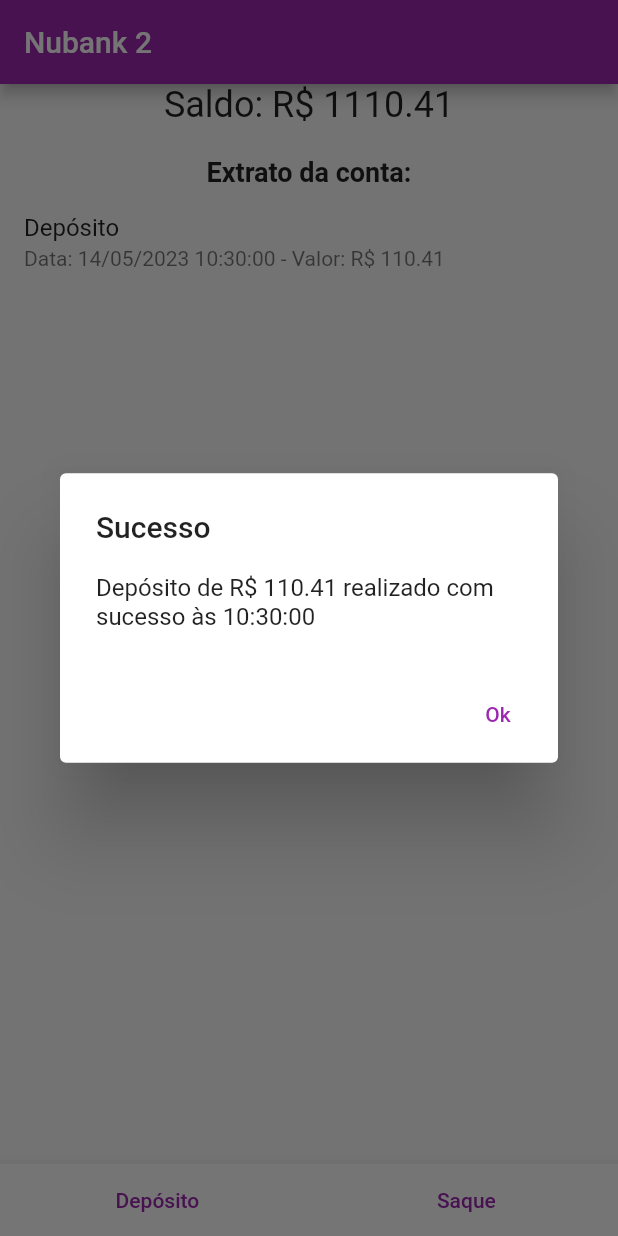
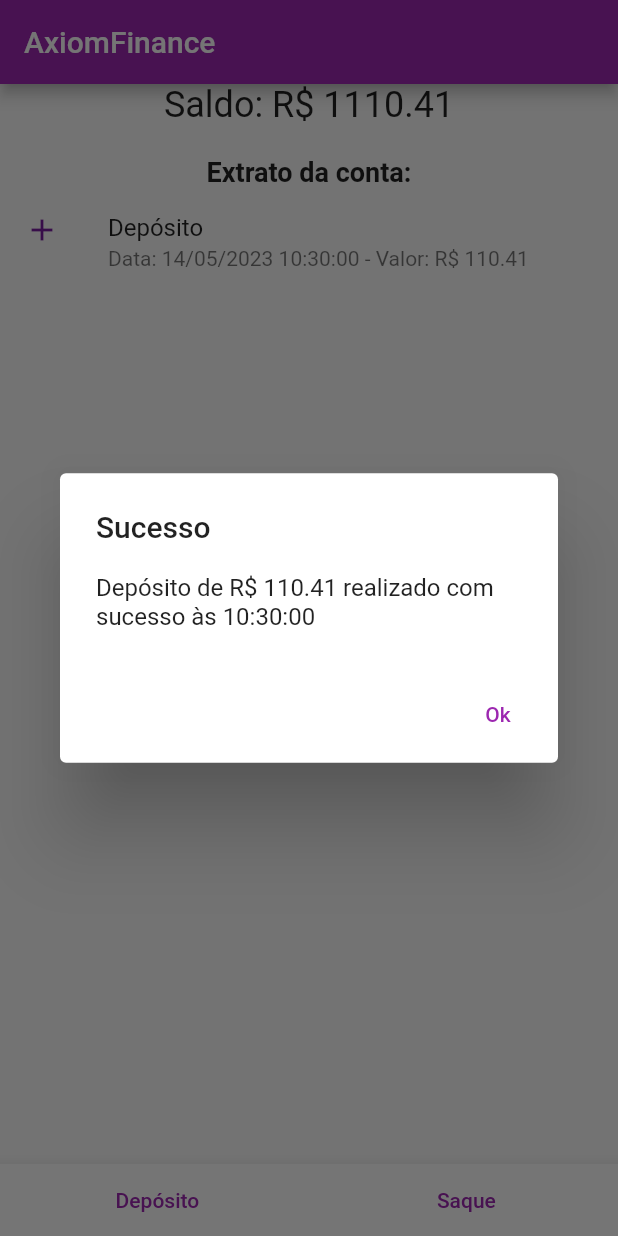
Before and after one commit to brevsc/PROG4-AVAL01, a Flutter app: the screen it shows after launch, after a tap on "Depósito", on a phone screen of 412 x 824 dp. Run offline on Flutter 3.47's test engine with Material 2 defaults, Android fonts, the phone set to English and light mode, and no system bars.

Commit message:
added operation icons and changed bank name

```diff
--- a/lib/main.dart
+++ b/lib/main.dart
@@ -15,7 +15,7 @@ class MyApp extends StatelessWidget {
   Widget build(BuildContext context) {
     return MaterialApp(
       debugShowCheckedModeBanner: false,
-      title: 'Bank',
+      title: 'AxiomFinance',
       theme: ThemeData(
         primarySwatch: Colors.purple,
       ),
@@ -40,7 +40,7 @@ class _HomePageState extends State<HomePage> {
   Widget build(BuildContext context) {
     return Scaffold(
       appBar: AppBar(
-        title: const Text('Nubank 2'),
+        title: const Text('AxiomFinance'),
       ),
       body: Column(
         mainAxisAlignment: MainAxisAlignment.center,
@@ -61,6 +61,9 @@ class _HomePageState extends State<HomePage> {
                 Operation operation = operations[index];
                 String formattedDate = formatDateTime(operation.date);
                 return ListTile(
+                  leading: operation.description == 'Depósito'
+                      ? Icon(Icons.add, color: Colors.purple.shade700)
+                      : Icon(Icons.remove, color: Colors.purple.shade700),
                   title: Text(operation.description),
                   subtitle: Text(
                     'Data: $formattedDate - Valor: R\$ ${operation.value.toStringAsFixed(2)}',
```
